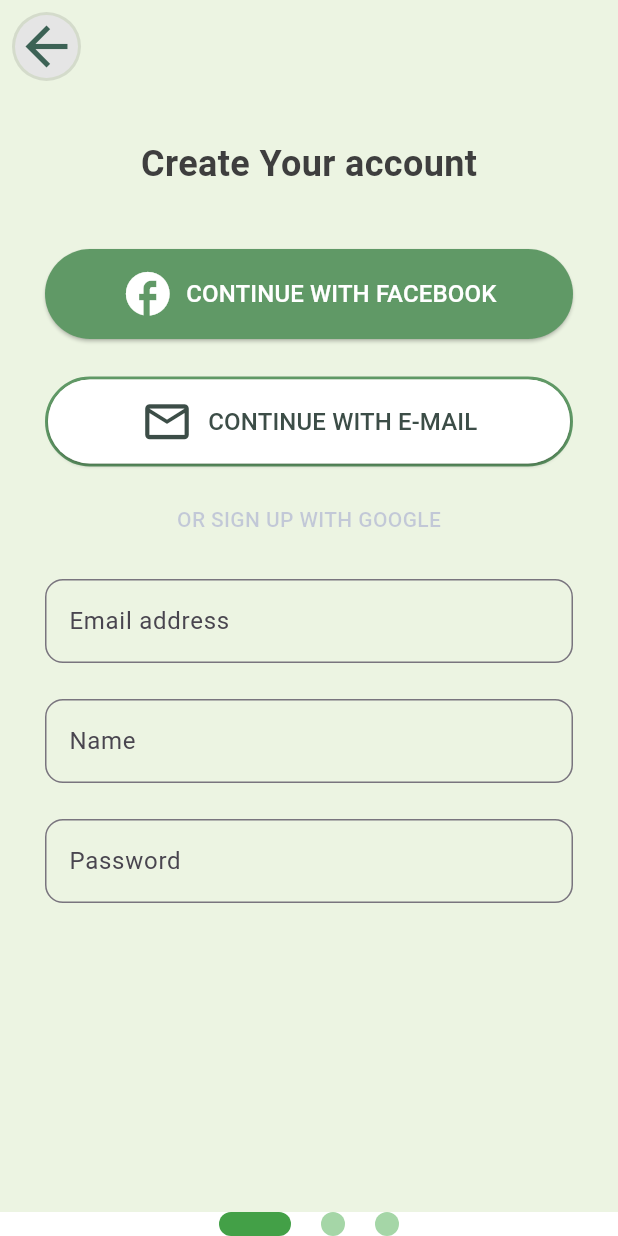
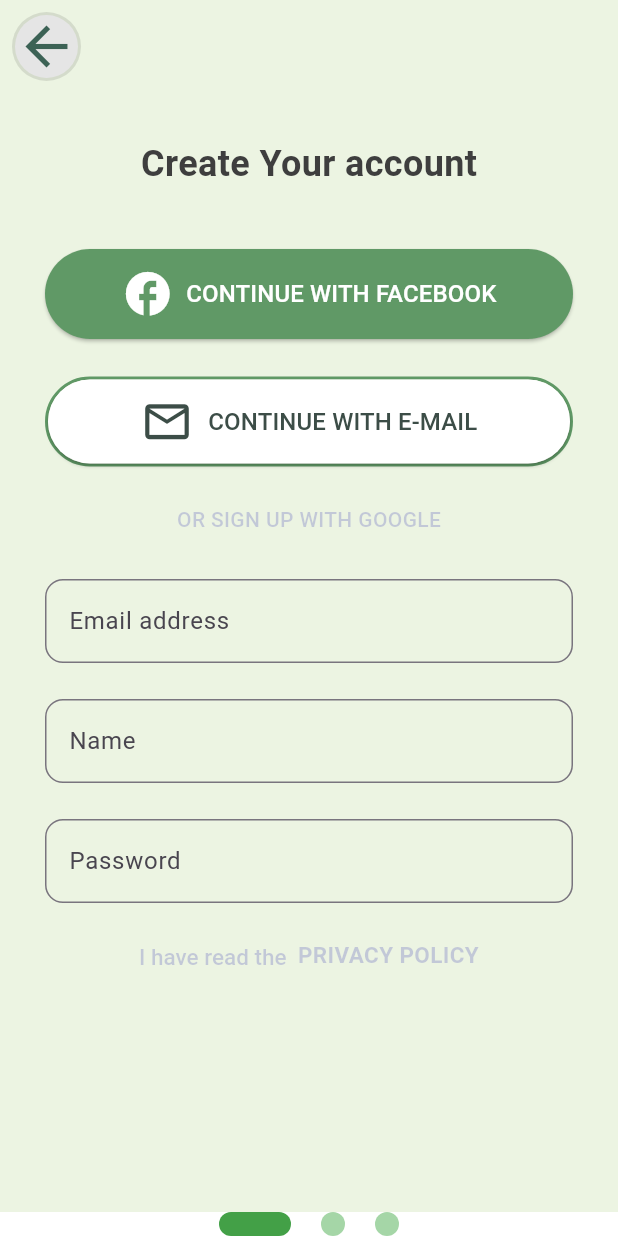
Before and after one commit to chima6985/Test_app, a Flutter app: the screen it shows after launch, swiped to page 4, on a phone screen of 412 x 824 dp. Run offline on Flutter 3.47's test engine with Material 3 defaults, Android fonts, the phone set to English and light mode, and no system bars; drawn by our look-alikes of smooth_page_indicator.

Commit message:
finalizing my sinup screen

```diff
--- a/lib/screens/onboard_screen2.dart
+++ b/lib/screens/onboard_screen2.dart
@@ -44,7 +44,7 @@ class OnboardScreen2 extends StatelessWidget {
                 ),
                 onPressed: () {},
                 child: Text(
-                  'SIGN IN',
+                  'SIGN UP',
                   style: TextStyle(
                     color: Color(0XFFFFFFFF),
                     fontSize: 16,
--- a/lib/screens/signup_screen.dart
+++ b/lib/screens/signup_screen.dart
@@ -1,4 +1,5 @@
 import 'package:flutter/material.dart';
+import 'package:test_application/screens/landing_page.dart';
 
 class SignupScreen extends StatelessWidget {
   SignupScreen({super.key});
@@ -148,6 +149,7 @@ class SignupScreen extends StatelessWidget {
                       height: 60,
                       width: 352,
                       child: TextField(
+                        keyboardType: TextInputType.emailAddress,
                         decoration: InputDecoration(
                           hintText: 'Email address',
                           border: OutlineInputBorder(
@@ -191,6 +193,32 @@ class SignupScreen extends StatelessWidget {
                       ),
                     ),
                   ),
+                  SizedBox(height: 20),
+                  Center(
+                    child: RichText(
+                      text: TextSpan(
+                        text: 'I have read the  ',
+                        style: TextStyle(
+                          color: Color(0XFF3E3E3EB5),
+                          fontSize: 15,
+                          fontWeight: FontWeight.w500,
+                        ),
+                        children: [
+                          WidgetSpan(child: GestureDetector(
+                            onTap: () {
+                              Navigator.push(context,
+                              MaterialPageRoute(builder: (context) => LandingPage(),),);
+                            },
+                            child: Text('PRIVACY POLICY', style: TextStyle(
+                              color: Color(0XFF3E3E3EB5),
+                              fontSize: 15,
+                              fontWeight: FontWeight.w700
+                            ),),
+                          ),)
+                        ]
+                      ),
+                    ),
+                  ),
                 ],
               ),
             ),
```
